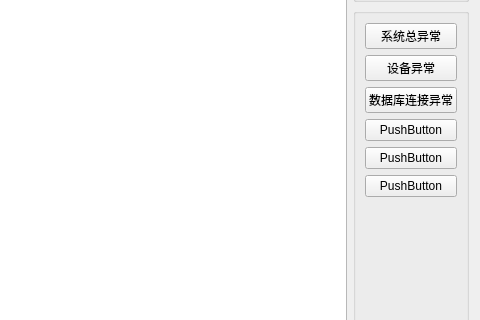
First picture: the form in View/01_Home/widget_homepage.ui, repository AlfredYin/LocalMonitoring, before the edit; both pictures show x 345 to 825 and y 118 to 438 of the 825 by 605 pixel window.
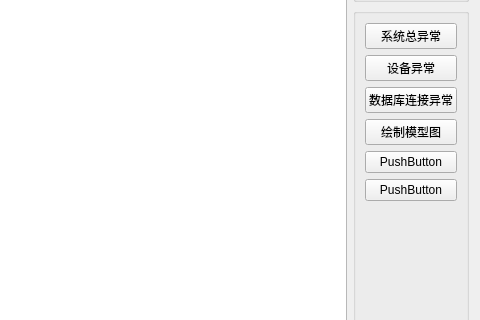
Second picture: the form after the edit.

The edit to the form file:
```diff
--- a/View/01_Home/widget_homepage.ui
+++ b/View/01_Home/widget_homepage.ui
@@ -101,7 +101,7 @@
         <item>
          <widget class="QPushButton" name="pushButton_6">
           <property name="text">
-           <string>PushButton</string>
+           <string>绘制模型图</string>
           </property>
          </widget>
         </item>
```
Left out of the diff: 2 changed lines with no effect on the pictures.
